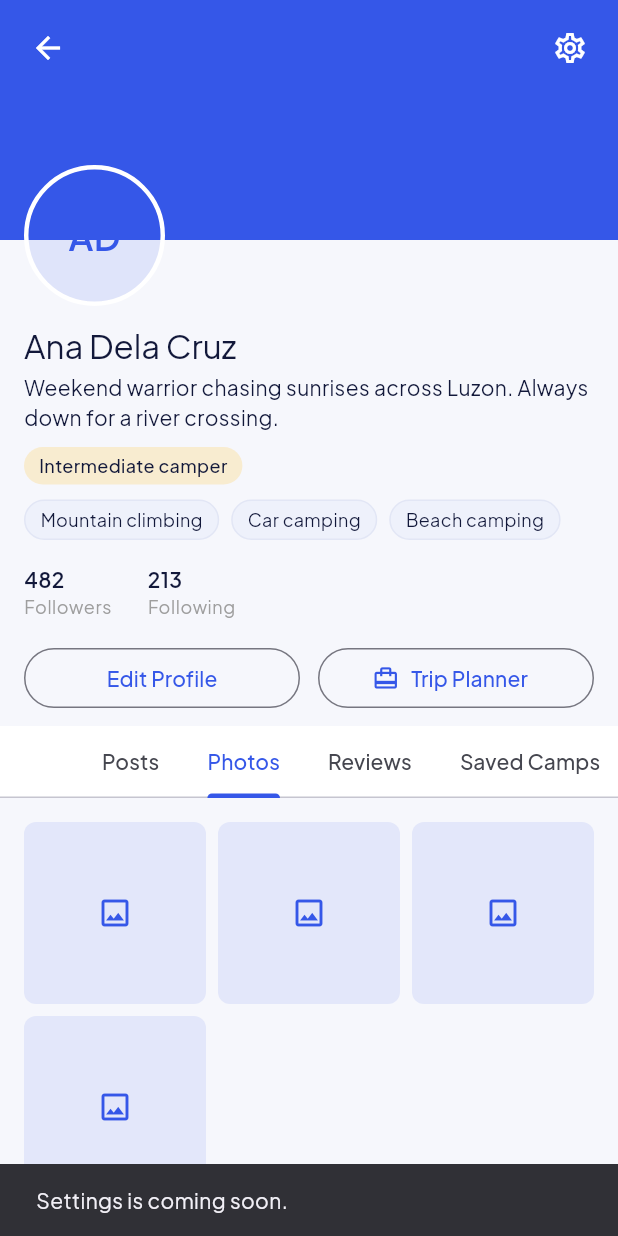
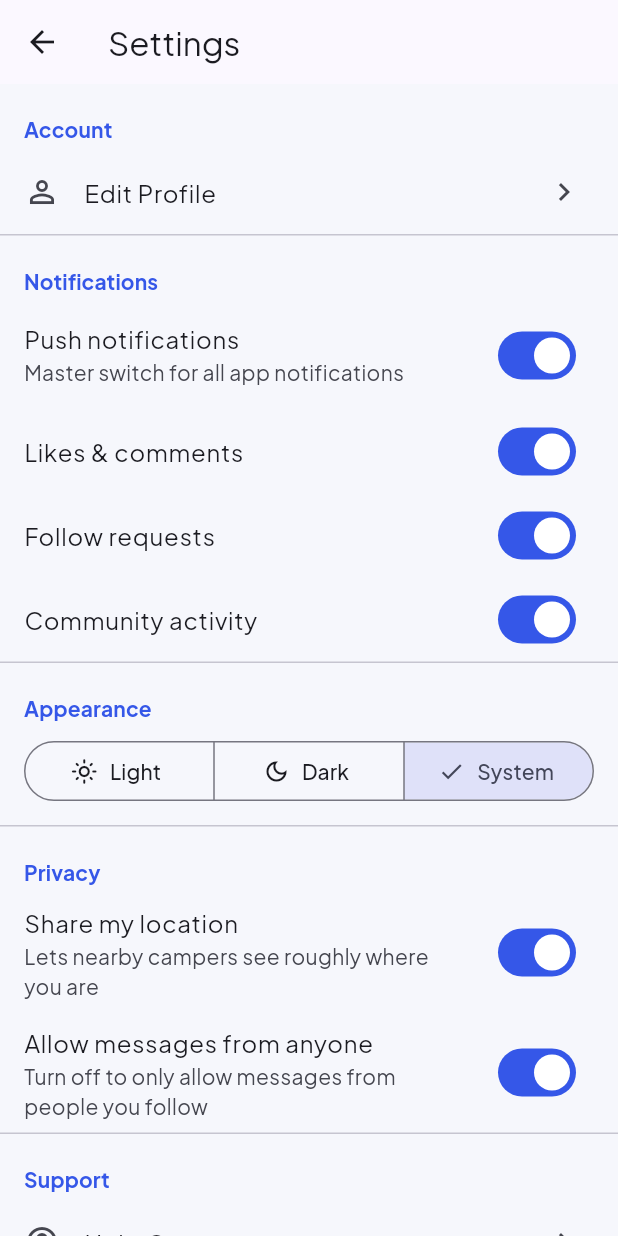
Before and after one commit to rbb81/camphubph, a Flutter app: the ProfileScreen screen opened by its route, tab 2 chosen, after a tap on the "settings" icon, on a phone screen of 412 x 824 dp. Run offline on Flutter 3.47's test engine with Material 3 defaults, Android fonts, the phone set to English and light mode, and no system bars; our stand-ins replace flutter_map, google_fonts, image_picker, latlong2, supabase_flutter; accounts and stored records are empty.

Commit message:
Add Settings screen (live theme switching, notification/privacy toggles, log out)
Closes the last MVP stub on Profile's gear icon. Appearance's Light/Dark/
System selector genuinely retheme the whole app via a new themeModeNotifier
(this app's first piece of global reactive state); Notifications/Privacy
toggles persist for the session via a new shared AppSettings object; Account
reuses the existing Edit Profile screen; Log Out confirms via this app's
first AlertDialog before clearing the session and returning to Landing.

Co-Authored-By: Claude Sonnet 5 <noreply@anthropic.com>

```diff
--- /dev/null
+++ b/lib/data/sample_settings.dart
@@ -0,0 +1,7 @@
+import '../models/app_settings.dart';
+
+/// The single shared `AppSettings` instance, mutated directly by
+/// `SettingsScreen` so toggle state survives navigating away and back
+/// within a session. See `AppSettings`'s doc comment for how this shape
+/// differs from this app's usual shared-mutable-list convention.
+final sampleSettings = AppSettings();
--- a/lib/screens/profile_screen.dart
+++ b/lib/screens/profile_screen.dart
@@ -10,6 +10,7 @@ import '../theme/app_theme.dart';
 import 'camp_details_screen.dart';
 import 'edit_profile_screen.dart';
 import 'profile_item_detail_screen.dart';
+import 'settings_screen.dart';
 
 class ProfileScreen extends StatefulWidget {
   const ProfileScreen({super.key});
@@ -55,6 +56,15 @@ class _ProfileScreenState extends State<ProfileScreen>
     final result = await Navigator.of(context).push<UserProfile>(
       MaterialPageRoute(builder: (_) => EditProfileScreen(profile: _profile)),
     );
+    if (result != null) {
+      setState(() => _profile = result);
+    }
+  }
+
+  Future<void> _openSettings() async {
+    final result = await Navigator.of(
+      context,
+    ).push<UserProfile>(MaterialPageRoute(builder: (_) => const SettingsScreen()));
     if (result != null) {
       setState(() => _profile = result);
     }
@@ -235,7 +245,8 @@ class _ProfileScreenState extends State<ProfileScreen>
                       Icons.settings_outlined,
                       color: Colors.white,
                     ),
-                    onPressed: () => _comingSoon('Settings'),
+                    tooltip: 'Settings',
+                    onPressed: _openSettings,
                   ),
                 ),
               ),
--- /dev/null
+++ b/lib/screens/settings_screen.dart
@@ -0,0 +1,272 @@
+import 'package:flutter/material.dart';
+
+import '../data/sample_profile.dart';
+import '../data/sample_settings.dart';
+import '../models/profile.dart';
+import '../services/auth_service.dart';
+import '../theme/app_theme.dart';
+import 'edit_profile_screen.dart';
+
+/// Reached only via Profile's gear icon (not bottom-nav), so it's a typed
+/// push rather than a named route, per this app's routing convention.
+class SettingsScreen extends StatefulWidget {
+  const SettingsScreen({super.key});
+
+  @override
+  State<SettingsScreen> createState() => _SettingsScreenState();
+}
+
+class _SettingsScreenState extends State<SettingsScreen> {
+  UserProfile? _updatedProfile;
+
+  Future<void> _openEditProfile() async {
+    final result = await Navigator.of(context).push<UserProfile>(
+      MaterialPageRoute(
+        builder: (_) =>
+            EditProfileScreen(profile: _updatedProfile ?? sampleProfile),
+      ),
+    );
+    if (result != null) {
+      setState(() => _updatedProfile = result);
+    }
+  }
+
+  void _comingSoon(String feature) {
+    ScaffoldMessenger.of(
+      context,
+    ).showSnackBar(SnackBar(content: Text('$feature is coming soon.')));
+  }
+
+  Future<void> _confirmLogOut() async {
+    final confirmed = await showDialog<bool>(
+      context: context,
+      builder: (dialogContext) => AlertDialog(
+        title: const Text('Log out?'),
+        content: const Text("You'll need to sign in again to continue."),
+        actions: [
+          TextButton(
+            key: const Key('cancelLogOutButton'),
+            onPressed: () => Navigator.of(dialogContext).pop(false),
+            child: const Text('Cancel'),
+          ),
+          FilledButton(
+            key: const Key('confirmLogOutButton'),
+            onPressed: () => Navigator.of(dialogContext).pop(true),
+            child: const Text('Yes, Log Out'),
+          ),
+        ],
+      ),
+    );
+    if (confirmed != true) return;
+
+    await AuthService.instance.signOut();
+    if (!mounted) return;
+    Navigator.of(context).pushNamedAndRemoveUntil('/', (route) => false);
+  }
+
+  @override
+  Widget build(BuildContext context) {
+    return PopScope(
+      canPop: false,
+      onPopInvokedWithResult: (didPop, result) {
+        if (didPop) return;
+        Navigator.of(context).pop(_updatedProfile);
+      },
+      child: Scaffold(
+        appBar: AppBar(title: const Text('Settings')),
+        body: SafeArea(
+          child: Center(
+            child: ConstrainedBox(
+              constraints: const BoxConstraints(maxWidth: 640),
+              child: ListView(
+                children: [
+                  _sectionHeader(context, 'Account'),
+                  _buildAccountSection(context),
+                  const Divider(height: 1),
+                  _sectionHeader(context, 'Notifications'),
+                  _buildNotificationsSection(),
+                  const Divider(height: 1),
+                  _sectionHeader(context, 'Appearance'),
+                  _buildAppearanceSection(),
+                  const Divider(height: 1),
+                  _sectionHeader(context, 'Privacy'),
+                  _buildPrivacySection(),
+                  const Divider(height: 1),
+                  _sectionHeader(context, 'Support'),
+                  _buildSupportSection(),
+                  const Divider(height: 1),
+                  const SizedBox(height: 8),
+                  ListTile(
+                    key: const Key('logOutButton'),
+                    leading: const Icon(Icons.logout, color: AppColors.danger),
+                    title: const Text(
+                      'Log Out',
+                      style: TextStyle(
+                        color: AppColors.danger,
+                        fontWeight: FontWeight.w600,
+                      ),
+                    ),
+                    onTap: _confirmLogOut,
+                  ),
+                  const SizedBox(height: 24),
+                ],
+              ),
+            ),
+          ),
+        ),
+      ),
+    );
+  }
+
+  Widget _sectionHeader(BuildContext context, String title) => Padding(
+    padding: const EdgeInsets.fromLTRB(16, 20, 16, 4),
+    child: Text(
+      title,
+      style: Theme.of(context).textTheme.labelLarge?.copyWith(
+        color: Theme.of(context).colorScheme.primary,
+        fontWeight: FontWeight.w700,
+      ),
+    ),
+  );
+
+  Widget _buildAccountSection(BuildContext context) {
+    final email = AuthService.instance.currentSession?.email;
+    return Column(
+      children: [
+        if (email != null)
+          ListTile(
+            leading: const Icon(Icons.email_outlined),
+            title: const Text('Email'),
+            subtitle: Text(email),
+          ),
+        ListTile(
+          key: const Key('editProfileTile'),
+          leading: const Icon(Icons.person_outline),
+          title: const Text('Edit Profile'),
+          trailing: const Icon(Icons.chevron_right),
+          onTap: _openEditProfile,
+        ),
+      ],
+    );
+  }
+
+  Widget _buildAppearanceSection() {
+    return Padding(
+      padding: const EdgeInsets.fromLTRB(16, 4, 16, 12),
+      child: ValueListenableBuilder<ThemeMode>(
+        valueListenable: themeModeNotifier,
+        builder: (context, mode, _) => SegmentedButton<ThemeMode>(
+          key: const Key('themeModeField'),
+          segments: const [
+            ButtonSegment(
+              value: ThemeMode.light,
+              label: Text('Light'),
+              icon: Icon(Icons.light_mode_outlined),
+            ),
+            ButtonSegment(
+              value: ThemeMode.dark,
+              label: Text('Dark'),
+              icon: Icon(Icons.dark_mode_outlined),
+            ),
+            ButtonSegment(
+              value: ThemeMode.system,
+              label: Text('System'),
+              icon: Icon(Icons.settings_suggest_outlined),
+            ),
+          ],
+          selected: {mode},
+          onSelectionChanged: (selection) =>
+              themeModeNotifier.value = selection.first,
+        ),
+      ),
+    );
+  }
+
+  Widget _buildNotificationsSection() {
+    return Column(
+      children: [
+        SwitchListTile(
+          key: const Key('pushNotificationsToggle'),
+          title: const Text('Push notifications'),
+          subtitle: const Text('Master switch for all app notifications'),
+          value: sampleSettings.pushNotifications,
+          onChanged: (value) =>
+              setState(() => sampleSettings.pushNotifications = value),
+        ),
+        SwitchListTile(
+          key: const Key('likesAndCommentsToggle'),
+          title: const Text('Likes & comments'),
+          value: sampleSettings.likesAndComments,
+          onChanged: (value) =>
+              setState(() => sampleSettings.likesAndComments = value),
+        ),
+        SwitchListTile(
+          key: const Key('followRequestsToggle'),
+          title: const Text('Follow requests'),
+          value: sampleSettings.followRequests,
+          onChanged: (value) =>
+              setState(() => sampleSettings.followRequests = value),
+        ),
+        SwitchListTile(
+          key: const Key('communityActivityToggle'),
+          title: const Text('Community activity'),
+          value: sampleSettings.communityActivity,
+          onChanged: (value) =>
+              setState(() => sampleSettings.communityActivity = value),
+        ),
+      ],
+    );
+  }
+
+  Widget _buildPrivacySection() {
+    return Column(
+      children: [
+        SwitchListTile(
+          key: const Key('shareLocationToggle'),
+          title: const Text('Share my location'),
+          subtitle: const Text(
+            'Lets nearby campers see roughly where you are',
+          ),
+          value: sampleSettings.shareLocation,
+          onChanged: (value) =>
+              setState(() => sampleSettings.shareLocation = value),
+        ),
+        SwitchListTile(
+          key: const Key('allowMessagesToggle'),
+          title: const Text('Allow messages from anyone'),
+          subtitle: const Text(
+            'Turn off to only allow messages from people you follow',
+          ),
+          value: sampleSettings.allowMessagesFromAnyone,
+          onChanged: (value) =>
+              setState(() => sampleSettings.allowMessagesFromAnyone = value),
+        ),
+      ],
+    );
+  }
+
+  Widget _buildSupportSection() {
+    return Column(
+      children: [
+        ListTile(
+          leading: const Icon(Icons.help_outline),
+          title: const Text('Help Center'),
+          trailing: const Icon(Icons.chevron_right),
+          onTap: () => _comingSoon('Help Center'),
+        ),
+        ListTile(
+          leading: const Icon(Icons.support_agent_outlined),
+          title: const Text('Contact Support'),
+          trailing: const Icon(Icons.chevron_right),
+          onTap: () => _comingSoon('Contact Support'),
+        ),
+        ListTile(
+          leading: const Icon(Icons.info_outline),
+          title: const Text('About Camper'),
+          trailing: const Icon(Icons.chevron_right),
+          onTap: () => _comingSoon('About Camper'),
+        ),
+      ],
+    );
+  }
+}
--- a/lib/theme/app_theme.dart
+++ b/lib/theme/app_theme.dart
@@ -1,5 +1,15 @@
 import 'package:flutter/material.dart';
 import 'package:google_fonts/google_fonts.dart';
+
+/// The single piece of global reactive app state in this codebase. Screens
+/// read the current value via [ValueListenableBuilder]; [CamperApp] (in
+/// main.dart) rebuilds its [MaterialApp] when it changes, live-retheming
+/// the whole app. Everything else here is per-screen sample data (see
+/// CLAUDE.md) — this exists because a theme choice has to affect the
+/// [MaterialApp] root, which no screen can reach via a shared list/object.
+final ValueNotifier<ThemeMode> themeModeNotifier = ValueNotifier(
+  ThemeMode.system,
+);
 
 class AppColors {
   AppColors._();
```
Also changed, not shown: lib/main.dart (+5 -2 lines), lib/models/app_settings.dart (added, +15 -0 lines), lib/services/auth_service.dart (+7 -0 lines), .maestro/profile_smoke.yaml, .maestro/settings_flow.yaml (added), 8 other files.
